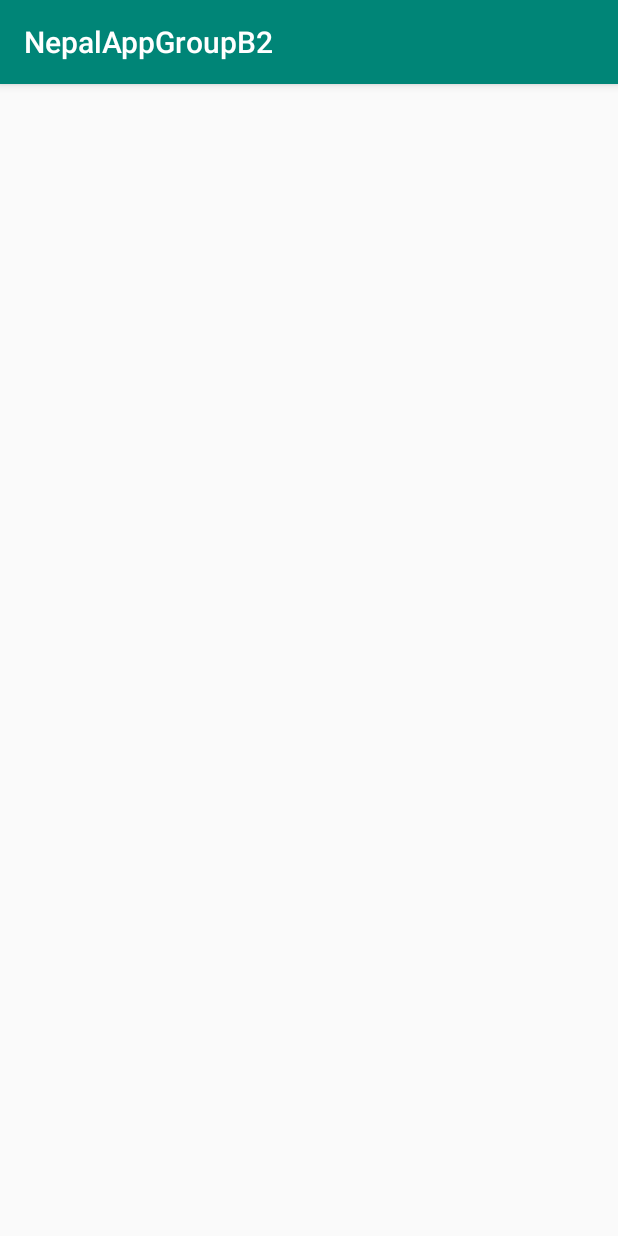
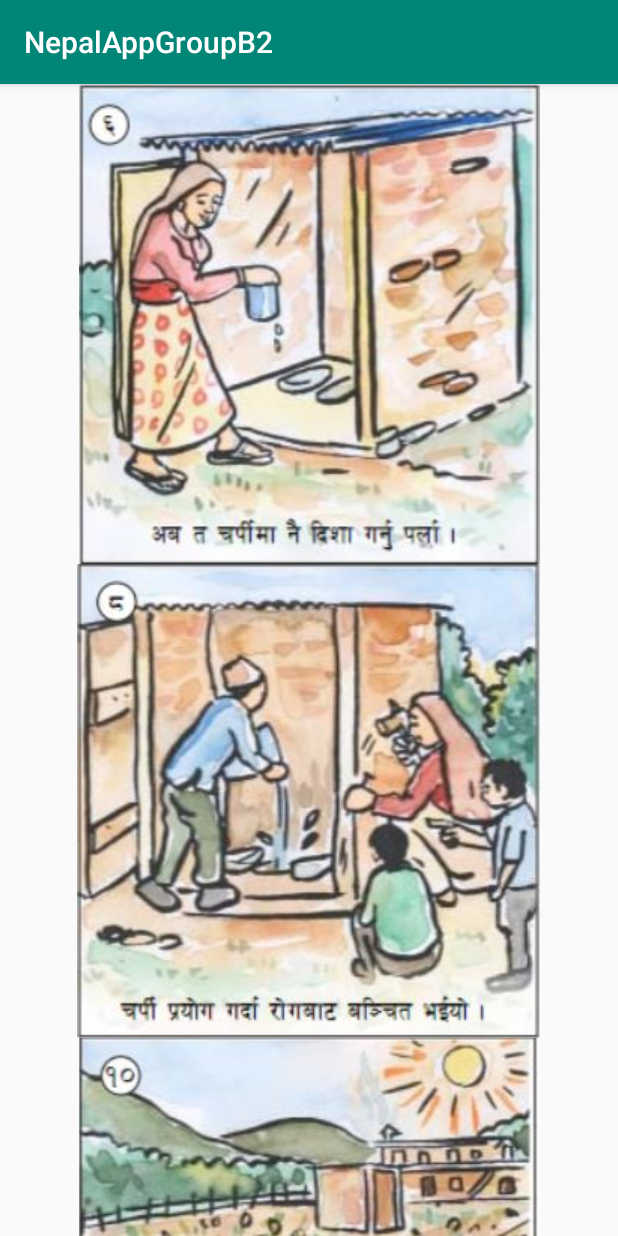
Before and after one commit to SorenKlose/NepalAppGroupB2, an Android app: the screen it shows after launch (ComicActivity), on a phone screen of 412 x 824 dp. Run offline under Robolectric (Android 15) with nearby library versions, the phone set to English and light mode, and no system bars.

Commit message:
Indsat billeder i rækkefølge (comic) + scrollView

```diff
--- a/app/src/main/res/layout/activity_comic.xml
+++ b/app/src/main/res/layout/activity_comic.xml
@@ -6,4 +6,52 @@
     android:layout_height="match_parent"
     tools:context=".ComicActivity">
 
+    <ScrollView
+        android:layout_width="match_parent"
+        android:layout_height="match_parent"
+        tools:layout_editor_absoluteX="190dp"
+        tools:layout_editor_absoluteY="311dp">
+
+        <LinearLayout
+            android:layout_width="match_parent"
+            android:layout_height="wrap_content"
+            android:orientation="vertical" >
+
+            <ImageView
+                android:id="@+id/imageView5"
+                android:layout_width="match_parent"
+                android:layout_height="wrap_content"
+                app:srcCompat="@drawable/comic1" />
+
+            <ImageView
+                android:id="@+id/imageView6"
+                android:layout_width="match_parent"
+                android:layout_height="wrap_content"
+                app:srcCompat="@drawable/comic2" />
+
+            <ImageView
+                android:id="@+id/imageView7"
+                android:layout_width="match_parent"
+                android:layout_height="wrap_content"
+                app:srcCompat="@drawable/comic3" />
+
+            <ImageView
+                android:id="@+id/imageView8"
+                android:layout_width="match_parent"
+                android:layout_height="wrap_content"
+                app:srcCompat="@drawable/comic4" />
+
+            <ImageView
+                android:id="@+id/imageView9"
+                android:layout_width="match_parent"
+                android:layout_height="wrap_content"
+                app:srcCompat="@drawable/comic5" />
+
+            <ImageView
+                android:id="@+id/imageView10"
+                android:layout_width="match_parent"
+                android:layout_height="wrap_content"
+                app:srcCompat="@drawable/comic6" />
+        </LinearLayout>
+    </ScrollView>
 </androidx.constraintlayout.widget.ConstraintLayout>
```
Also changed, not shown: app/src/main/res/drawable/comic1.JPG (added), app/src/main/res/drawable/comic2.JPG (added), app/src/main/res/drawable/comic3.JPG (added), app/src/main/res/drawable/comic4.JPG (added), app/src/main/res/drawable/comic5.JPG (added), app/src/main/res/drawable/comic6.JPG (added).
